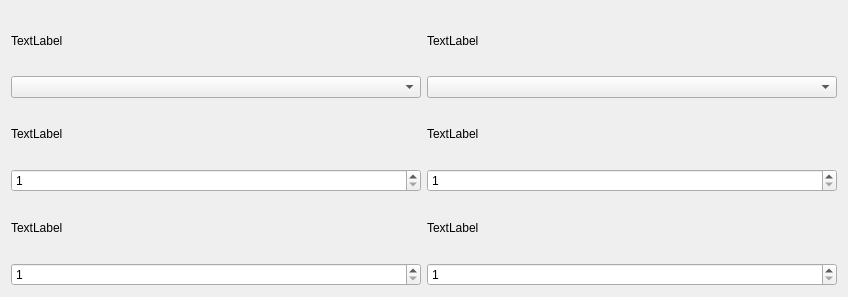
FranciscoGauna/Microscopy-Program, file View/frontend/UI/frequency_spread.ui: the form before one commit.
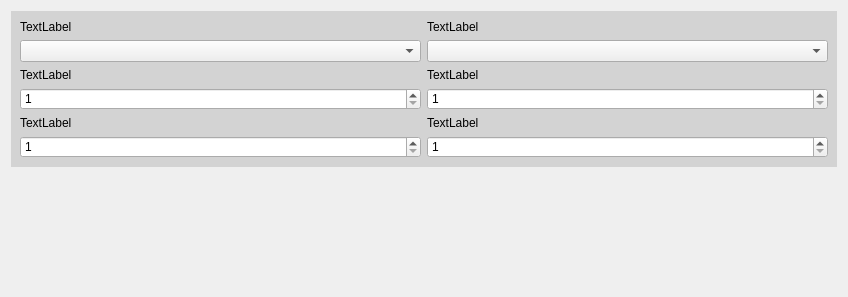
The form after the commit.

```diff
--- a/View/frontend/UI/frequency_spread.ui
+++ b/View/frontend/UI/frequency_spread.ui
@@ -15,6 +15,12 @@
   </property>
   <layout class="QGridLayout" name="gridLayout">
    <item row="0" column="0">
+    <widget class="QWidget" name="widget" native="true">
+     <property name="styleSheet">
+      <string notr="true">background-color: lightgray;</string>
+     </property>
+     <layout class="QGridLayout" name="gridLayout_2">
+      <item row="0" column="0">
     <layout class="QHBoxLayout" name="main_layout">
      <item>
       <layout class="QVBoxLayout" name="left_pane">
@@ -26,7 +32,11 @@
         </widget>
        </item>
        <item>
-        <widget class="QComboBox" name="oper_order_cb"/>
+           <widget class="QComboBox" name="oper_order_cb">
+            <property name="styleSheet">
+             <string notr="true">background-color: Pale gray;</string>
+            </property>
+           </widget>
        </item>
        <item>
         <widget class="QLabel" name="freq_start_label">
@@ -37,6 +47,9 @@
        </item>
        <item>
         <widget class="QSpinBox" name="freq_start_input">
+            <property name="styleSheet">
+             <string notr="true">background-color: Pale gray;</string>
+            </property>
          <property name="minimum">
           <number>1</number>
          </property>
@@ -47,6 +60,9 @@
        </item>
        <item>
         <widget class="QLabel" name="freq_end_label">
+            <property name="styleSheet">
+             <string notr="true">background-color: Pale gray;</string>
+            </property>
          <property name="text">
           <string>TextLabel</string>
          </property>
@@ -54,6 +70,9 @@
        </item>
        <item>
         <widget class="QSpinBox" name="freq_end_input">
+            <property name="styleSheet">
+             <string notr="true">background-color: Pale gray;</string>
+            </property>
          <property name="minimum">
           <number>1</number>
          </property>
@@ -74,7 +93,11 @@
         </widget>
        </item>
        <item>
-        <widget class="QComboBox" name="scale_cb"/>
+           <widget class="QComboBox" name="scale_cb">
+            <property name="styleSheet">
+             <string notr="true">background-color: Pale gray;</string>
+            </property>
+           </widget>
        </item>
        <item>
         <widget class="QLabel" name="freq_amount_label">
@@ -85,6 +108,9 @@
        </item>
        <item>
         <widget class="QSpinBox" name="freq_amount_input">
+            <property name="styleSheet">
+             <string notr="true">background-color: Pale gray;</string>
+            </property>
          <property name="minimum">
           <number>1</number>
          </property>
@@ -102,6 +128,9 @@
        </item>
        <item>
         <widget class="QSpinBox" name="repeat_n_input">
+            <property name="styleSheet">
+             <string notr="true">background-color: Pale gray;</string>
+            </property>
          <property name="minimum">
           <number>1</number>
          </property>
@@ -113,6 +142,22 @@
       </layout>
      </item>
     </layout>
+      </item>
+     </layout>
+    </widget>
+   </item>
+   <item row="1" column="0">
+    <spacer name="verticalSpacer">
+     <property name="orientation">
+      <enum>Qt::Vertical</enum>
+     </property>
+     <property name="sizeHint" stdset="0">
+      <size>
+       <width>20</width>
+       <height>40</height>
+      </size>
+     </property>
+    </spacer>
    </item>
   </layout>
  </widget>
```
Lines whose indentation alone changed are shown as unchanged.
